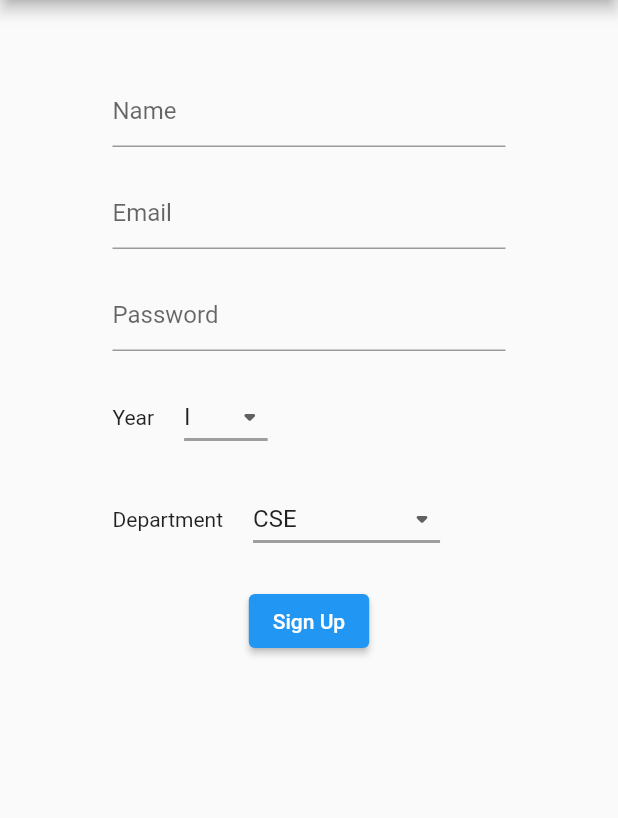
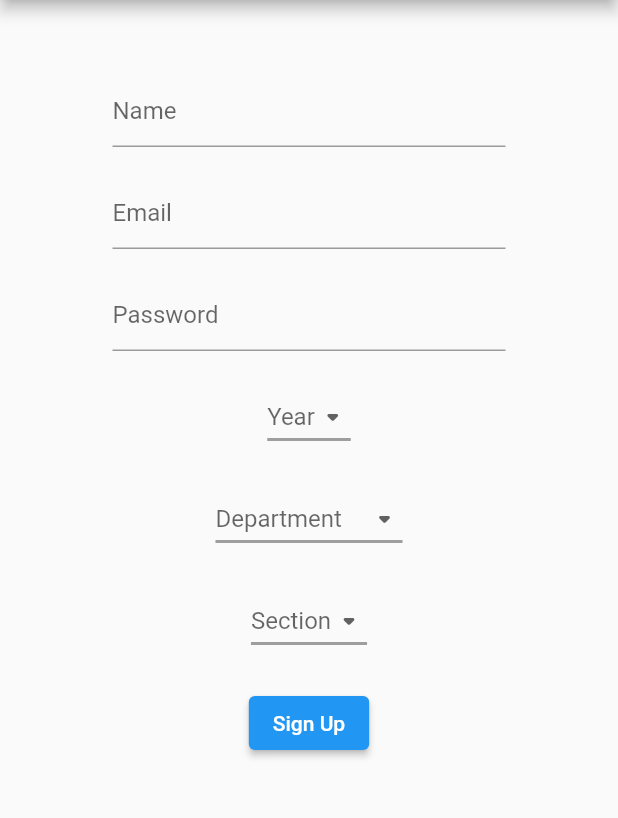
Before and after one commit to gavutham/ADAMS, a Flutter app: the screen it shows after launch, after a tap on "Sign Up", on a phone screen of 412 x 824 dp, the part 84-902 px from its top. Run offline on Flutter 3.47's test engine with Material 2 defaults, Android fonts, the phone set to English and light mode, and no system bars; our stand-ins replace cloud_firestore, firebase_auth, firebase_core, flutter_spinkit; accounts and stored records are empty.

Commit message:
Merged PR 5: Add section on register and make Sign in screen scrollable
add new input section and attribute in student collection, also made the sign up screen scrollable with keyboard raise

Related work items: #10

```diff
--- a/lib/models/student.dart
+++ b/lib/models/student.dart
@@ -7,8 +7,16 @@ class StudentData {
   String department;
   String email;
   String name;
+  String section;
   String sid;
   String year;
 
-  StudentData({ required this.department, required this.email, required this.sid, required this.year, required this.name});
+  StudentData({
+    required this.department,
+    required this.email,
+    required this.section,
+    required this.sid,
+    required this.year,
+    required this.name
+  });
 }
--- a/lib/screens/authentication/signUp.dart
+++ b/lib/screens/authentication/signUp.dart
@@ -5,6 +5,7 @@ import 'package:flutter/material.dart';
 //Dropdown values
 const List<String> years = ["I", "II", "III", "IV"];
 const List<String> departments = ["CSE", "IT", "ECE", "EEE", "MECHANICAL", "CIVIL", "BIOMEDICAL", "CHEMICAL"];
+const List<String> sections = ["A", "B", "C"];
 
 class SignUp extends StatefulWidget {
   final void Function() toggleView;
@@ -24,8 +25,9 @@ class _SignUpState extends State<SignUp> {
   String name = "";
   String email = "";
   String password = "";
-  String year = years.first;
-  String department = departments.first;
+  String? year;
+  String? department;
+  String? section;
   String error = "";
   bool loading = false;
 
@@ -42,8 +44,8 @@ class _SignUpState extends State<SignUp> {
           )
         ],
       ),
-      body: Container(
-        alignment: Alignment.center,
+      body: SingleChildScrollView(
+        child: Container(
           padding: const EdgeInsets.symmetric(vertical: 50, horizontal: 75),
           child: Form(
             key: _formKey,
@@ -76,10 +78,6 @@ class _SignUpState extends State<SignUp> {
                   },
                 ),
                 const SizedBox(height: 20,),
-              Row(
-                children: [
-                  const Text("Year"),
-                  const SizedBox(width: 20,),
                 DropdownButton<String>(
                   value: year,
                   hint: const Text("Year"),
@@ -102,13 +100,7 @@ class _SignUpState extends State<SignUp> {
                     );
                   }).toList(),
                 ),
-                ],
-              ),
                 const SizedBox(height: 20,),
-              Row(
-                children: [
-                  const Text("Department"),
-                  const SizedBox(width: 20,),
                 DropdownButton<String>(
                   value: department,
                   hint: const Text("Department"),
@@ -131,7 +123,27 @@ class _SignUpState extends State<SignUp> {
                     );
                   }).toList(),
                 ),
-                ],
+                const SizedBox(height: 20,),
+                DropdownButton<String>(
+                  value: section,
+                  hint: const Text("Section"),
+                  icon: const Icon(Icons.arrow_drop_down_rounded),
+                  elevation: 16,
+                  underline: Container(
+                    height: 2,
+                    color: Colors.grey,
+                  ),
+                  onChanged: (String? value) {
+                    setState(() {
+                      section = value!;
+                    });
+                  },
+                  items: sections.map<DropdownMenuItem<String>>((String value) {
+                    return DropdownMenuItem<String>(
+                      value: value,
+                      child: Text(value),
+                    );
+                  }).toList(),
                 ),
                 const SizedBox(height: 20,),
                 ElevatedButton(
@@ -140,7 +152,7 @@ class _SignUpState extends State<SignUp> {
                       loading = true;
                       error = "";
                     });
-                  dynamic user = await _auth.studentSignUp(email, password, department, year, name);
+                    dynamic user = await _auth.studentSignUp(email, password, department!, year!, name, section!);
                     if (user == null) {
                       setState(() {
                         loading = false;
@@ -161,6 +173,7 @@ class _SignUpState extends State<SignUp> {
             ),
           ),
         ),
+      ),
     );
   }
 }
--- a/lib/services/auth.dart
+++ b/lib/services/auth.dart
@@ -28,12 +28,19 @@ class AuthService {
 
 
   //register in email/password
-  Future studentSignUp(String email, String password, String department, String year, String name) async {
+  Future studentSignUp(String email, String password, String department, String year, String name, String section) async {
     try{
       UserCredential result = await _auth.createUserWithEmailAndPassword(email: email, password: password);
       User? user = result.user;
       await DatabaseService(sid: user!.uid).setStudentDetails(
-        StudentData(department: department, email: email, name: name, sid: user.uid, year: year)
+        StudentData(
+            department: department,
+            email: email,
+            name: name,
+            section: section,
+            sid: user.uid,
+            year: year
+        )
       );
       return _studentUserFromFirebase(user);
     }catch(e){
--- a/lib/services/database.dart
+++ b/lib/services/database.dart
@@ -12,6 +12,7 @@ class DatabaseService {
     return StudentData(
       department: data["department"] ?? "",
       email: data["email"] ?? "",
+      section: data["section"] ?? "",
       sid: data["sid"] ?? "",
       year: data["year"] ?? "",
       name: data["name"] ?? "",
@@ -24,6 +25,7 @@ class DatabaseService {
         "department": student.department,
         "email": student.email,
         "name": student.name,
+        "section": student.section,
         "sid": student.sid,
         "year": student.year,
       };
```
Lines whose indentation alone changed are shown as unchanged.
